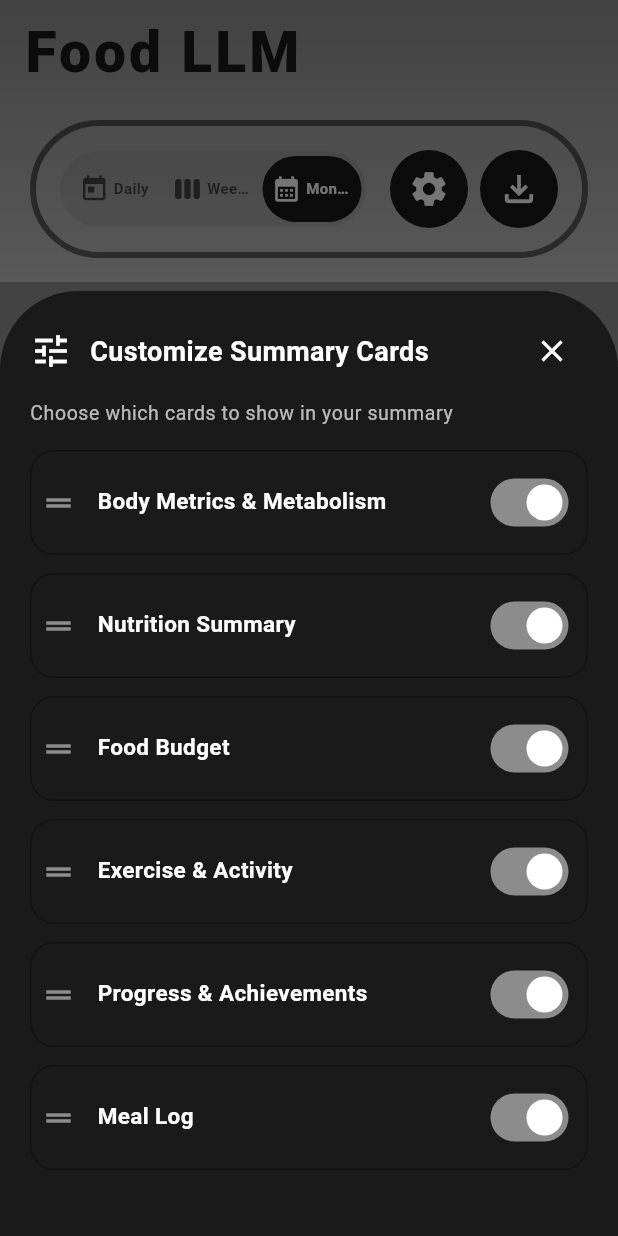
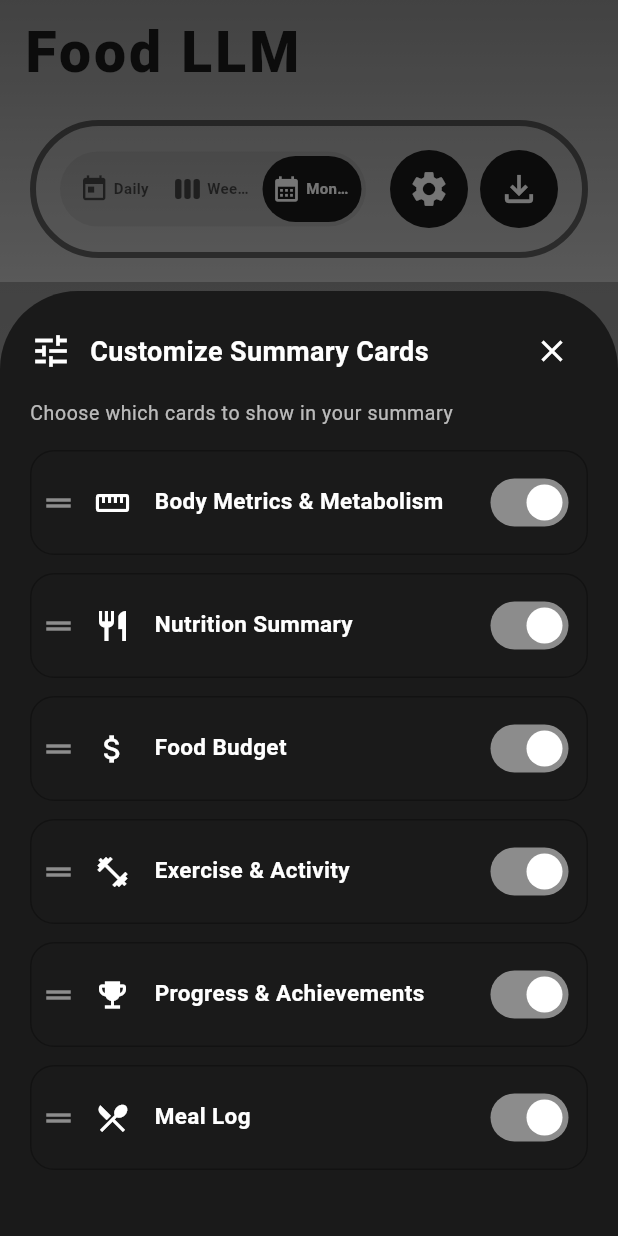
Before and after one commit to siho1117/food_cal, a Flutter app: the SummaryScreen screen opened directly, after a tap on "Weekly", after a tap on "Monthly", after a tap on the "settings" icon, on a phone screen of 412 x 824 dp. Run offline on Flutter 3.47's test engine with Material 3 defaults, Android fonts, the phone set to English and light mode, and no system bars; drawn by our look-alikes of screenshot; our stand-ins replace fl_chart, flutter_dotenv, flutter_image_compress, flutter_slidable, image_gallery_saver, image_picker and 3 more; accounts and stored records are empty.

Commit message:
Your commit message here

```diff
--- a/lib/data/models/summary_card_config.dart
+++ b/lib/data/models/summary_card_config.dart
@@ -1,4 +1,5 @@
 // lib/data/models/summary_card_config.dart
+import 'package:flutter/material.dart';
 
 /// Enum representing all available summary cards
 enum SummaryCardType {
@@ -14,6 +15,24 @@ enum SummaryCardType {
   final bool isRequired; // Required cards can't be hidden
 
   const SummaryCardType(this.id, this.displayName, this.isRequired);
+
+  /// Get the icon for this card type
+  IconData get icon {
+    switch (this) {
+      case SummaryCardType.bodyMetrics:
+        return Icons.straighten;
+      case SummaryCardType.nutrition:
+        return Icons.restaurant;
+      case SummaryCardType.budget:
+        return Icons.attach_money;
+      case SummaryCardType.exercise:
+        return Icons.fitness_center;
+      case SummaryCardType.progress:
+        return Icons.emoji_events;
+      case SummaryCardType.mealLog:
+        return Icons.restaurant_menu;
+    }
+  }
 
   static SummaryCardType fromId(String id) {
     return SummaryCardType.values.firstWhere(
--- a/lib/widgets/summary/card_settings_bottom_sheet.dart
+++ b/lib/widgets/summary/card_settings_bottom_sheet.dart
@@ -200,6 +200,19 @@ class _CardSettingsBottomSheetState extends State<CardSettingsBottomSheet> {
             ),
           ),
 
+          // Card icon
+          Padding(
+            padding: const EdgeInsets.only(
+              left: AppWidgetTheme.spaceXS,
+              right: AppWidgetTheme.spaceSM,
+            ),
+            child: Icon(
+              config.type.icon,
+              color: Colors.white,
+              size: AppWidgetTheme.iconSizeMedium,
+            ),
+          ),
+
           // Card info and toggle
           Expanded(
             child: SwitchListTile(
```
